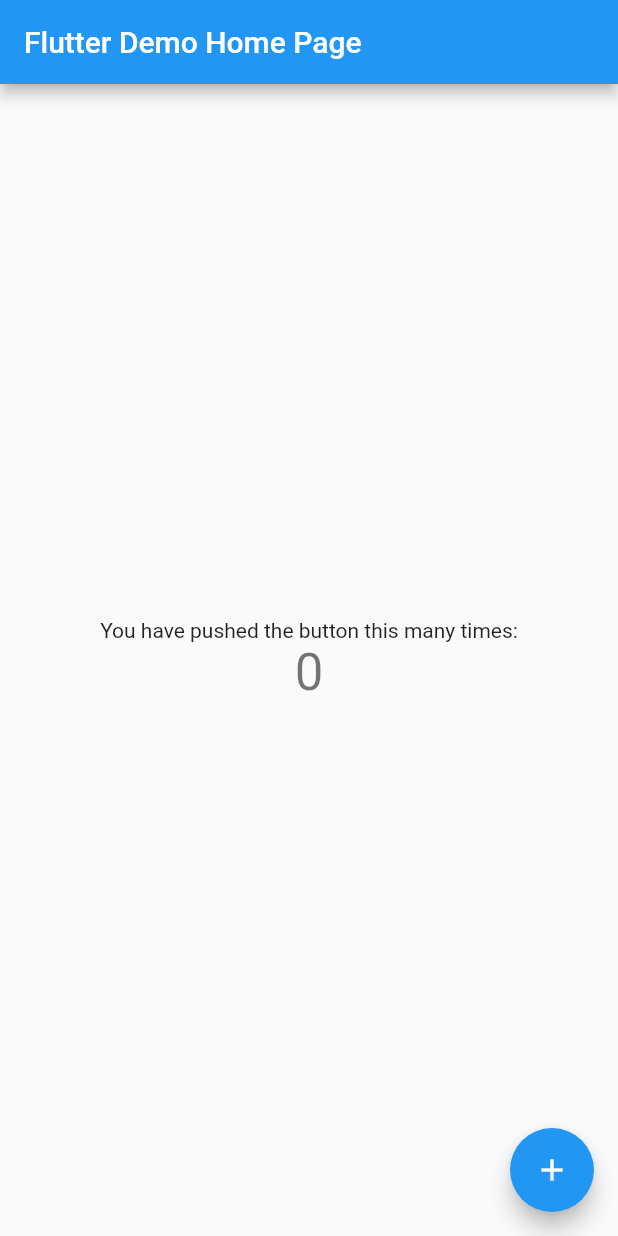
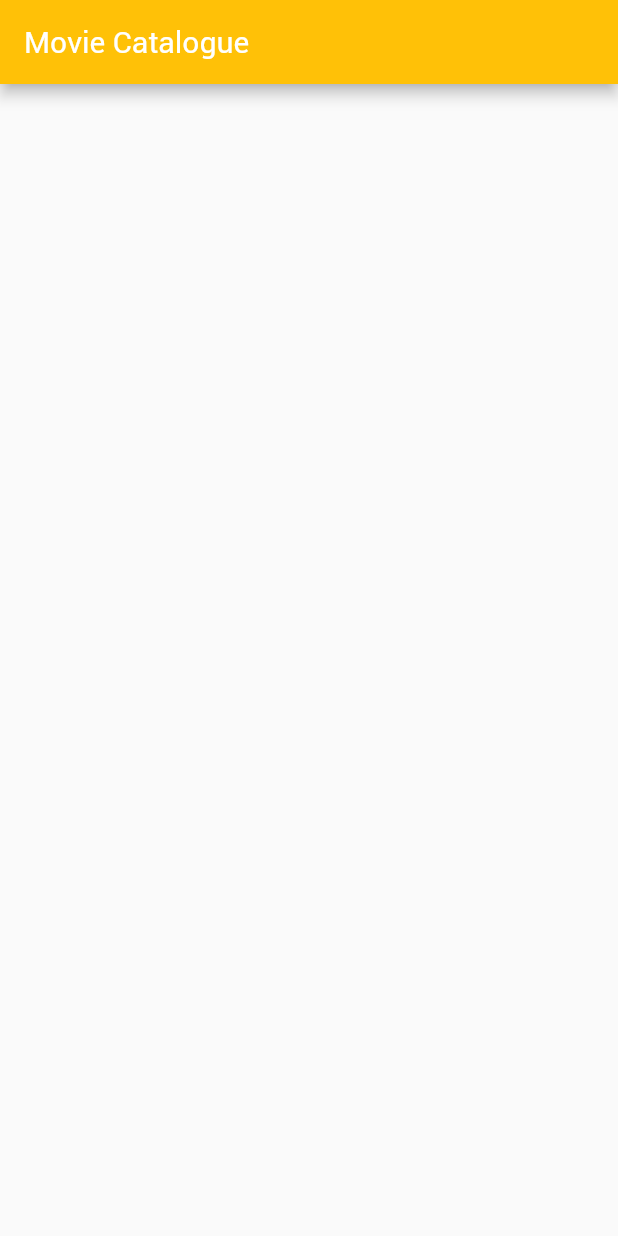
Before and after one commit to albarfikri/Submission_Belajar-Membuat-Aplikasi-Flutter-Pemula, a Flutter app: the screen it shows after launch, on a phone screen of 412 x 824 dp. Run offline on Flutter 3.47's test engine with Material 2 defaults, Android fonts, the phone set to English and light mode, and no system bars.

Commit message:
appbar created

```diff
--- /dev/null
+++ b/lib/landing_screen.dart
@@ -0,0 +1,13 @@
+import 'package:flutter/cupertino.dart';
+import 'package:flutter/material.dart';
+
+class LandingScreen extends StatelessWidget {
+  @override
+  Widget build(BuildContext context) {
+    return Scaffold(
+      appBar: AppBar(
+        title: Text('Movie Catalogue', style:TextStyle(color: Colors.white)),
+      )
+    );
+  }
+}
--- a/lib/main.dart
+++ b/lib/main.dart
@@ -1,113 +1,21 @@
 import 'package:flutter/material.dart';
+import 'package:submission/landing_screen.dart';
 
-void main() {
-  runApp(MyApp());
-}
+void main() => runApp(MyApp());
 
 class MyApp extends StatelessWidget {
   // This widget is the root of your application.
   @override
   Widget build(BuildContext context) {
     return MaterialApp(
-      title: 'Flutter Demo',
+      title: 'Movie Catalogue',
       theme: ThemeData(
-        // This is the theme of your application.
-        //
-        // Try running your application with "flutter run". You'll see the
-        // application has a blue toolbar. Then, without quitting the app, try
-        // changing the primarySwatch below to Colors.green and then invoke
-        // "hot reload" (press "r" in the console where you ran "flutter run",
-        // or simply save your changes to "hot reload" in a Flutter IDE).
-        // Notice that the counter didn't reset back to zero; the application
-        // is not restarted.
-        primarySwatch: Colors.blue,
+        fontFamily: 'Roboto',
+        primarySwatch: Colors.amber,
+        visualDensity:VisualDensity.adaptivePlatformDensity
       ),
-      home: MyHomePage(title: 'Flutter Demo Home Page'),
+      home: LandingScreen(),
+      debugShowCheckedModeBanner: false,
     );
   }
 }
-
-class MyHomePage extends StatefulWidget {
-  MyHomePage({Key? key, required this.title}) : super(key: key);
-
-  // This widget is the home page of your application. It is stateful, meaning
-  // that it has a State object (defined below) that contains fields that affect
-  // how it looks.
-
-  // This class is the configuration for the state. It holds the values (in this
-  // case the title) provided by the parent (in this case the App widget) and
-  // used by the build method of the State. Fields in a Widget subclass are
-  // always marked "final".
-
-  final String title;
-
-  @override
-  _MyHomePageState createState() => _MyHomePageState();
-}
-
-class _MyHomePageState extends State<MyHomePage> {
-  int _counter = 0;
-
-  void _incrementCounter() {
-    setState(() {
-      // This call to setState tells the Flutter framework that something has
-      // changed in this State, which causes it to rerun the build method below
-      // so that the display can reflect the updated values. If we changed
-      // _counter without calling setState(), then the build method would not be
-      // called again, and so nothing would appear to happen.
-      _counter++;
-    });
-  }
-
-  @override
-  Widget build(BuildContext context) {
-    // This method is rerun every time setState is called, for instance as done
-    // by the _incrementCounter method above.
-    //
-    // The Flutter framework has been optimized to make rerunning build methods
-    // fast, so that you can just rebuild anything that needs updating rather
-    // than having to individually change instances of widgets.
-    return Scaffold(
-      appBar: AppBar(
-        // Here we take the value from the MyHomePage object that was created by
-        // the App.build method, and use it to set our appbar title.
-        title: Text(widget.title),
-      ),
-      body: Center(
-        // Center is a layout widget. It takes a single child and positions it
-        // in the middle of the parent.
-        child: Column(
-          // Column is also a layout widget. It takes a list of children and
-          // arranges them vertically. By default, it sizes itself to fit its
-          // children horizontally, and tries to be as tall as its parent.
-          //
-          // Invoke "debug painting" (press "p" in the console, choose the
-          // "Toggle Debug Paint" action from the Flutter Inspector in Android
-          // Studio, or the "Toggle Debug Paint" command in Visual Studio Code)
-          // to see the wireframe for each widget.
-          //
-          // Column has various properties to control how it sizes itself and
-          // how it positions its children. Here we use mainAxisAlignment to
-          // center the children vertically; the main axis here is the vertical
-          // axis because Columns are vertical (the cross axis would be
-          // horizontal).
-          mainAxisAlignment: MainAxisAlignment.center,
-          children: <Widget>[
-            Text(
-              'You have pushed the button this many times:',
-            ),
-            Text(
-              '$_counter',
-              style: Theme.of(context).textTheme.headline4,
-            ),
-          ],
-        ),
-      ),
-      floatingActionButton: FloatingActionButton(
-        onPressed: _incrementCounter,
-        tooltip: 'Increment',
-        child: Icon(Icons.add),
-      ), // This trailing comma makes auto-formatting nicer for build methods.
-    );
-  }
-}
```
Also changed, not shown: pubspec.yaml (+4 -6 lines), fonts/Roboto-Black.ttf (added), fonts/Roboto-BoldCondensed.ttf (added), fonts/Roboto-Condensed.ttf (added), fonts/Roboto-Light.ttf (added), fonts/Roboto-Medium.ttf (added), fonts/Roboto-Regular.ttf (added), fonts/Roboto-Thin.ttf (added).
